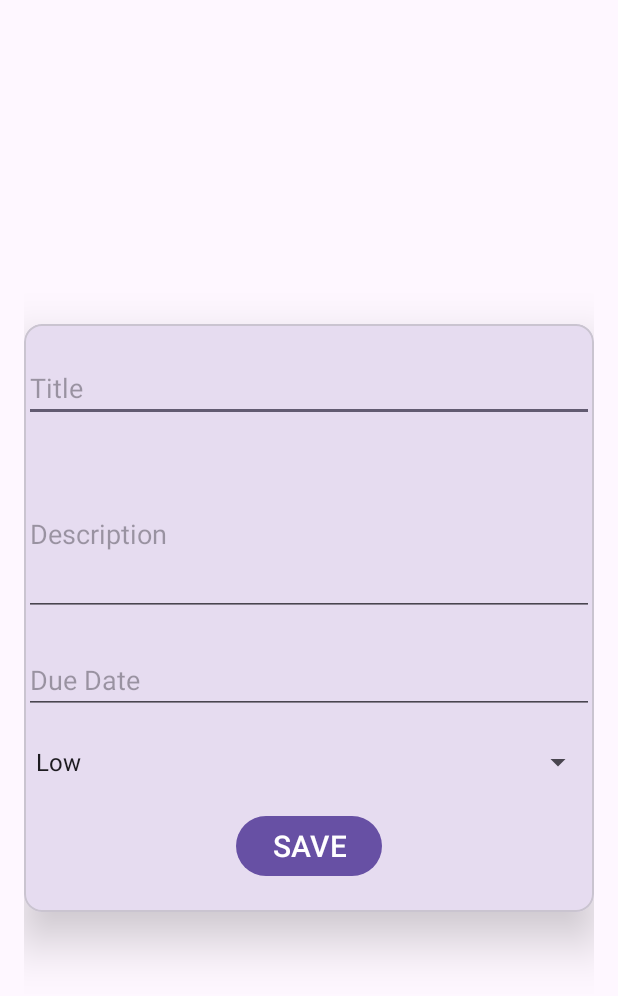
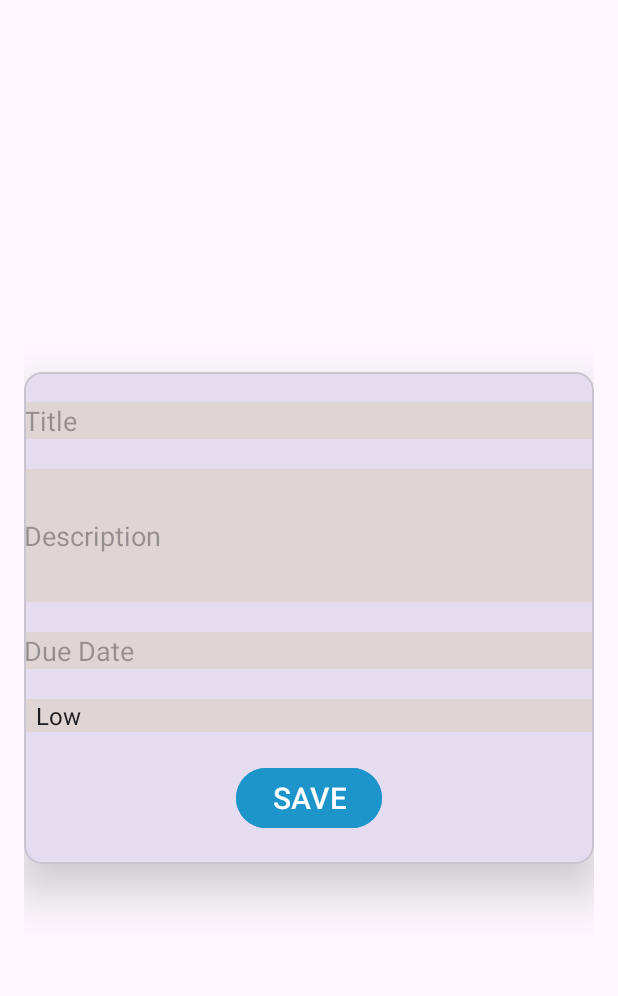
Before and after one commit to patelayushi09/MAD_Assignment2_21012021060, an Android app: the AddTaskActivity screen opened directly, with no data from a screen before it, on a phone screen of 412 x 824 dp. Shown: the top 996 px of the screen. Run offline under Robolectric (Android 15) with nearby library versions, the phone set to English and light mode, and no system bars.

Commit message:
add task upd

```diff
--- a/app/src/main/res/layout/activity_add_task.xml
+++ b/app/src/main/res/layout/activity_add_task.xml
@@ -12,6 +12,7 @@
     <com.google.android.material.card.MaterialCardView
         android:layout_width="match_parent"
         android:layout_height="wrap_content"
+        android:background="@color/white"
         app:cardElevation="20dp">
 
         <LinearLayout
@@ -25,6 +26,7 @@
                 android:layout_width="match_parent"
                 android:layout_height="wrap_content"
                 android:hint="Title"
+                android:background="#DFD5D5"
                 android:textSize="18sp"
                 android:inputType="textCapSentences"
                 android:layout_marginTop="20dp"/>
@@ -34,6 +36,7 @@
                 android:layout_width="match_parent"
                 android:layout_height="wrap_content"
                 android:hint="Description"
+                android:background="#DFD5D5"
                 android:textSize="18sp"
                 android:inputType="textMultiLine"
                 android:lines="4"
@@ -44,6 +47,7 @@
                 android:layout_width="match_parent"
                 android:layout_height="wrap_content"
                 android:hint="Due Date"
+                android:background="#DFD5D5"
                 android:textSize="18sp"
                 android:inputType="datetime"
                 android:layout_marginTop="20dp"/>
@@ -53,6 +57,7 @@
                 android:layout_width="match_parent"
                 android:layout_height="wrap_content"
                 android:textSize="18sp"
+                android:background="#DFD5D5"
                 android:entries="@array/priority_levels"
                 android:prompt="@string/priority_prompt"
                 android:layout_marginTop="20dp"/>
@@ -64,6 +69,7 @@
                 android:layout_height="wrap_content"
                 android:layout_gravity="center"
                 android:text="SAVE"
+                android:backgroundTint="#1E95CA"
                 android:textSize="20sp"
                 android:layout_marginTop="20dp"
                 android:layout_marginBottom="20dp"/>
```
